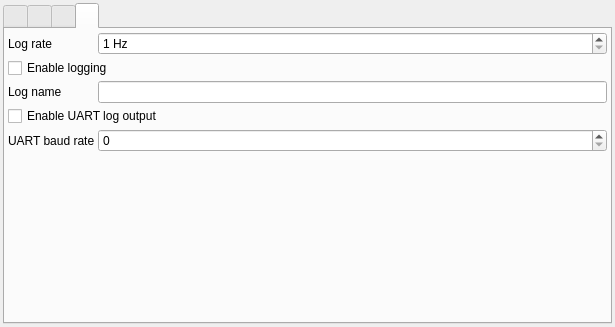
Old version of the form Linux/RControlStation/confcommonwidget.ui in the repository vedderb/rise_sdvp.
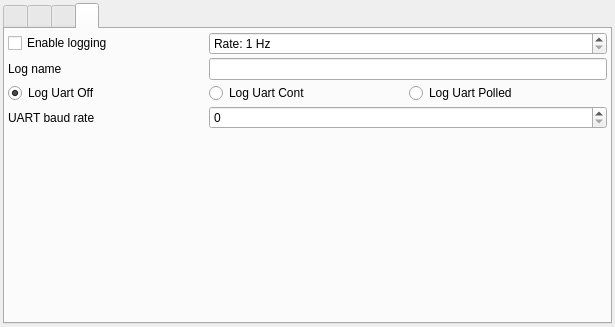
New version of the form. The open tabs and pages were chosen to show the change. Icons and pictures are not drawn.

Commit message: Added polled UART logging support

The edit to the form file:
```diff
--- a/Linux/RControlStation/confcommonwidget.ui
+++ b/Linux/RControlStation/confcommonwidget.ui
@@ -787,18 +787,31 @@
          <property name="spacing">
           <number>3</number>
          </property>
-         <item row="0" column="0">
-          <widget class="QLabel" name="label_3">
+         <item row="1" column="1" colspan="2">
+          <widget class="QLineEdit" name="confLogNameEdit"/>
+         </item>
+         <item row="1" column="0">
+          <widget class="QLabel" name="label">
            <property name="text">
-            <string>Log rate</string>
+            <string>Log name</string>
            </property>
           </widget>
          </item>
-         <item row="0" column="1">
+         <item row="3" column="0">
+          <widget class="QLabel" name="label_2">
+           <property name="text">
+            <string>UART baud rate</string>
+           </property>
+          </widget>
+         </item>
+         <item row="0" column="1" colspan="2">
           <widget class="QSpinBox" name="confLogRateBox">
            <property name="suffix">
             <string> Hz</string>
            </property>
+           <property name="prefix">
+            <string>Rate: </string>
+           </property>
            <property name="minimum">
             <number>1</number>
            </property>
@@ -807,24 +820,7 @@
            </property>
           </widget>
          </item>
-         <item row="2" column="0">
-          <widget class="QLabel" name="label">
-           <property name="text">
-            <string>Log name</string>
-           </property>
-          </widget>
-         </item>
-         <item row="2" column="1">
-          <widget class="QLineEdit" name="confLogNameEdit"/>
-         </item>
-         <item row="4" column="0">
-          <widget class="QLabel" name="label_2">
-           <property name="text">
-            <string>UART baud rate</string>
-           </property>
-          </widget>
-         </item>
-         <item row="4" column="1">
+         <item row="3" column="1" colspan="2">
           <widget class="QSpinBox" name="confLogUartBaudBox">
            <property name="sizePolicy">
             <sizepolicy hsizetype="MinimumExpanding" vsizetype="Fixed">
@@ -837,20 +833,37 @@
            </property>
           </widget>
          </item>
-         <item row="1" column="0" colspan="2">
+         <item row="2" column="2">
+          <widget class="QRadioButton" name="confLogUartPolledButton">
+           <property name="text">
+            <string>Log Uart Polled</string>
+           </property>
+          </widget>
+         </item>
+         <item row="2" column="0">
+          <widget class="QRadioButton" name="confLogUartOffButton">
+           <property name="text">
+            <string>Log Uart Off</string>
+           </property>
+           <property name="checked">
+            <bool>true</bool>
+           </property>
+          </widget>
+         </item>
+         <item row="2" column="1">
+          <widget class="QRadioButton" name="confLogUartContButton">
+           <property name="text">
+            <string>Log Uart Cont</string>
+           </property>
+          </widget>
+         </item>
+         <item row="0" column="0">
           <widget class="QCheckBox" name="confLogEnBox">
            <property name="text">
             <string>Enable logging</string>
            </property>
           </widget>
          </item>
-         <item row="3" column="0" colspan="2">
-          <widget class="QCheckBox" name="confLogEnUartBox">
-           <property name="text">
-            <string>Enable UART log output</string>
-           </property>
-          </widget>
-         </item>
         </layout>
        </item>
        <item>
```
The commit also changes 8 other files.
